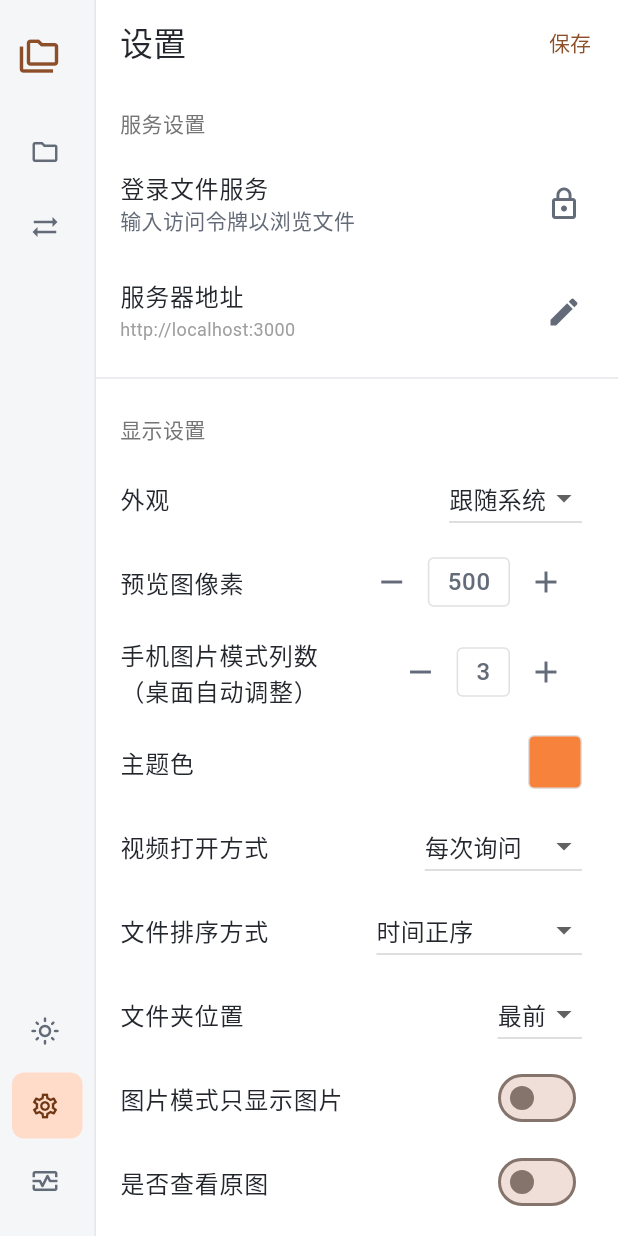
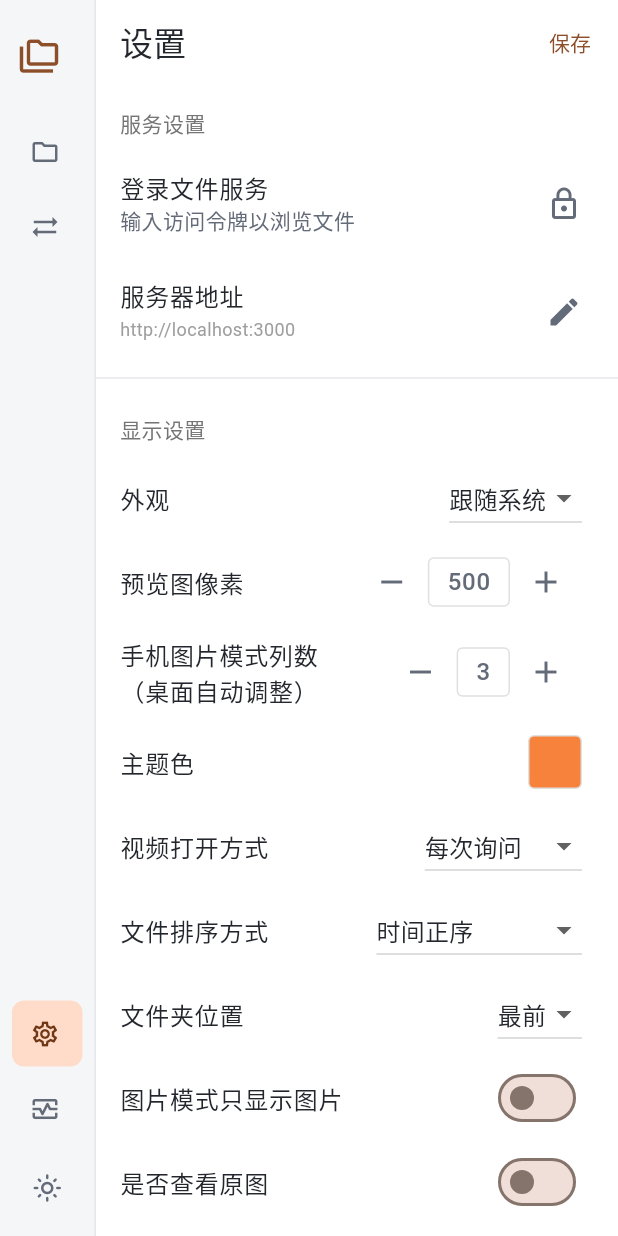
Before and after one commit to ZhengHaoF/file_server, a Flutter app: the DesktopFileBrowser widget shown alone on an empty page, opened directly with empty values, after a tap on the "sync alt" icon, after a tap on the "settings" icon, on a phone screen of 412 x 824 dp. Run offline on Flutter 3.47's test engine with Material 3 defaults, Android fonts, the phone set to English and light mode, and no system bars; our stand-ins replace dio, file_picker, flutter_colorpicker, flutter_secure_storage, go_router, image_picker and 2 more; missing offline and left inert: desktop_drop, media_kit, media_kit_video; accounts and stored records are empty; network calls fail.

Commit message:
feat(flutter): move theme toggle to bottom status row alongside server host

```diff
--- a/flutter-app/lib/widgets/desktop_file_browser.dart
+++ b/flutter-app/lib/widgets/desktop_file_browser.dart
@@ -376,15 +376,6 @@ class _DesktopFileBrowserState extends State<DesktopFileBrowser> {
                   ),
                   const Spacer(),
                   _nav(
-                    colors.brightness == Brightness.dark
-                        ? Icons.dark_mode_outlined
-                        : Icons.light_mode_outlined,
-                    '切换主题',
-                    () => widget.onTheme(colors.brightness == Brightness.dark),
-                    rail,
-                    key: const ValueKey('nav-theme'),
-                  ),
-                  _nav(
                     Icons.settings_outlined,
                     '设置与登录',
                     () => _showSection(_Section.settings),
@@ -400,9 +391,28 @@ class _DesktopFileBrowserState extends State<DesktopFileBrowser> {
                     selected: _section == _Section.logs,
                     key: const ValueKey('nav-logs'),
                   ),
-                  if (!rail)
                   Padding(
-                      padding: const EdgeInsets.all(20),
+                    padding: EdgeInsets.fromLTRB(
+                      rail ? 8 : 20,
+                      8,
+                      rail ? 8 : 12,
+                      12,
+                    ),
+                    child: rail
+                        ? Center(
+                            child: IconButton(
+                              key: const ValueKey('nav-theme'),
+                              tooltip: '切换主题',
+                              icon: _themeIcon(colors, reduceMotion),
+                              onPressed: () => widget.onTheme(
+                                colors.brightness == Brightness.dark,
+                              ),
+                              visualDensity: VisualDensity.compact,
+                            ),
+                          )
+                        : Row(
+                            children: [
+                              Expanded(
                                 child: Text(
                                   Uri.tryParse(widget.server)?.host ?? '文件服务',
                                   overflow: TextOverflow.ellipsis,
@@ -412,7 +422,18 @@ class _DesktopFileBrowserState extends State<DesktopFileBrowser> {
                                   ),
                                 ),
                               ),
-                  const SizedBox(height: 12),
+                              IconButton(
+                                key: const ValueKey('nav-theme'),
+                                tooltip: '切换主题',
+                                icon: _themeIcon(colors, reduceMotion),
+                                onPressed: () => widget.onTheme(
+                                  colors.brightness == Brightness.dark,
+                                ),
+                                visualDensity: VisualDensity.compact,
+                              ),
+                            ],
+                          ),
+                  ),
                 ],
               ),
             ),
@@ -819,6 +840,37 @@ class _DesktopFileBrowserState extends State<DesktopFileBrowser> {
     );
   }
 
+  Widget _themeIcon(ColorScheme colors, bool reduceMotion) {
+    final isDark = colors.brightness == Brightness.dark;
+    final icon = isDark ? Icons.dark_mode_outlined : Icons.light_mode_outlined;
+    return AnimatedSwitcher(
+      duration: reduceMotion
+          ? Duration.zero
+          : const Duration(milliseconds: 210),
+      reverseDuration: reduceMotion
+          ? Duration.zero
+          : const Duration(milliseconds: 90),
+      switchInCurve: Curves.easeInOut,
+      switchOutCurve: Curves.easeInOut,
+      transitionBuilder: (child, animation) => FadeTransition(
+        opacity: animation,
+        child: ScaleTransition(
+          scale: Tween<double>(
+            begin: 0.96,
+            end: 1.0,
+          ).animate(animation),
+          child: child,
+        ),
+      ),
+      child: Icon(
+        icon,
+        key: ValueKey(icon),
+        size: 20,
+        color: colors.onSurfaceVariant,
+      ),
+    );
+  }
+
   List<Widget> _breadcrumbs() {
     final parts = widget.path.split('/').where((p) => p.isNotEmpty).toList();
     return [
```
Lines whose indentation alone changed are shown as unchanged.
